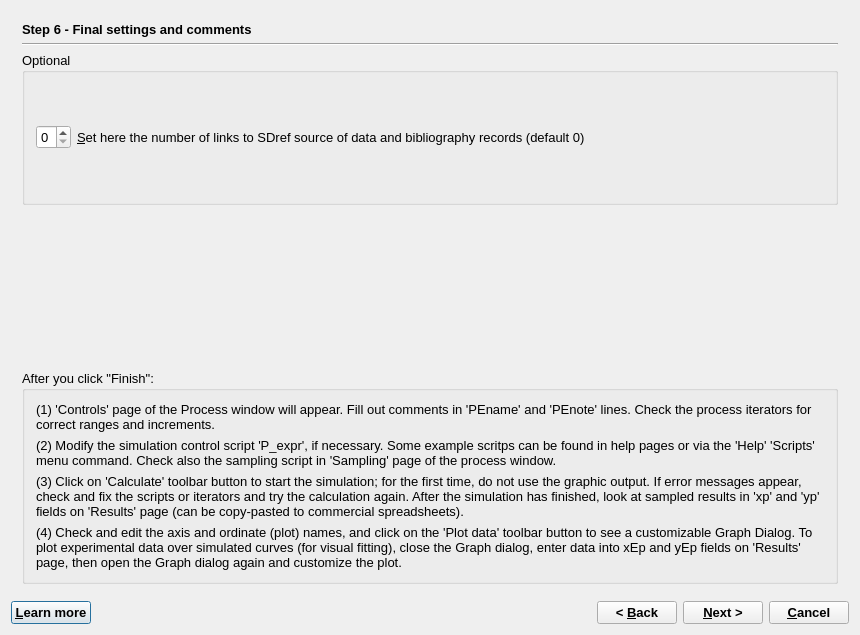
First picture: the form in GUI/Dialogs4/ProcessWizard4.ui, repository gemshub/GEMSGUI, before the edit.
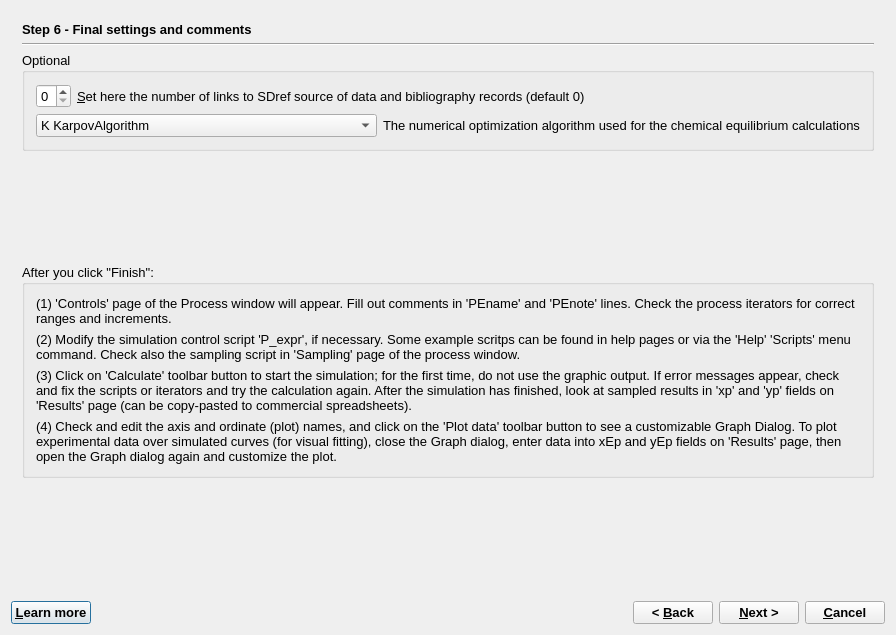
Second picture: the form after the edit. The open tabs and pages were chosen to show the change.

Commit message: Added selection of one of NextGEM numerical methods into (i) menu "Calculate" of Singe System Dialog; (ii) Process remake wizard; (iii) GEM2MT remake wizard

The edit to the form file:
```diff
--- a/GUI/Dialogs4/ProcessWizard4.ui
+++ b/GUI/Dialogs4/ProcessWizard4.ui
@@ -9,7 +9,7 @@
    <rect>
     <x>0</x>
     <y>0</y>
-    <width>860</width>
+    <width>896</width>
     <height>635</height>
    </rect>
   </property>
@@ -1097,8 +1097,8 @@
       </layout>
      </widget>
      <widget class="QWidget" name="page_4">
-      <layout class="QGridLayout" name="gridLayout_3">
-       <item row="0" column="0">
+      <layout class="QVBoxLayout" name="verticalLayout_7">
+       <item>
         <widget class="QLabel" name="label_3">
          <property name="sizePolicy">
           <sizepolicy hsizetype="Preferred" vsizetype="Fixed">
@@ -1117,26 +1117,20 @@
          </property>
         </widget>
        </item>
-       <item row="1" column="0">
+       <item>
         <widget class="Line" name="line_4">
          <property name="orientation">
           <enum>Qt::Horizontal</enum>
          </property>
         </widget>
        </item>
-       <item row="2" column="0">
-        <widget class="QGroupBox" name="groupBox_5">
-         <property name="sizePolicy">
-          <sizepolicy hsizetype="Preferred" vsizetype="Minimum">
-           <horstretch>0</horstretch>
-           <verstretch>0</verstretch>
-          </sizepolicy>
-         </property>
+       <item>
+        <widget class="QGroupBox" name="groupBox_7">
          <property name="title">
           <string>Optional</string>
          </property>
-         <layout class="QHBoxLayout">
-          <item>
+         <layout class="QGridLayout" name="gridLayout_3">
+          <item row="0" column="0">
            <widget class="QSpinBox" name="spinBox18">
             <property name="sizePolicy">
              <sizepolicy hsizetype="Fixed" vsizetype="Fixed">
@@ -1149,7 +1143,7 @@
             </property>
            </widget>
           </item>
-          <item>
+          <item row="0" column="1" colspan="2">
            <widget class="QLabel" name="textLabel11">
             <property name="text">
              <string>&amp;Set here the number of links to SDref source of data and bibliography records (default 0)</string>
@@ -1162,17 +1156,49 @@
             </property>
            </widget>
           </item>
+          <item row="1" column="0" colspan="2">
+           <widget class="QComboBox" name="boxAlg">
+            <item>
+             <property name="text">
+              <string>K KarpovAlgorithm</string>
+             </property>
+            </item>
+            <item>
+             <property name="text">
+              <string>O IpoptAlgorithm</string>
+             </property>
+            </item>
+            <item>
+             <property name="text">
+              <string>N IpnewtonAlgorithm</string>
+             </property>
+            </item>
+           </widget>
+          </item>
+          <item row="1" column="2">
+           <widget class="QLabel" name="label_28">
+            <property name="text">
+             <string>The numerical optimization algorithm used for the chemical equilibrium calculations</string>
+            </property>
+           </widget>
+          </item>
          </layout>
         </widget>
        </item>
-       <item row="3" column="0">
-        <widget class="QLabel" name="label_5">
-         <property name="text">
-          <string/>
+       <item>
+        <spacer name="verticalSpacer_2">
+         <property name="orientation">
+          <enum>Qt::Vertical</enum>
          </property>
-        </widget>
+         <property name="sizeHint" stdset="0">
+          <size>
+           <width>20</width>
+           <height>90</height>
+          </size>
+         </property>
+        </spacer>
        </item>
-       <item row="4" column="0">
+       <item>
         <widget class="QGroupBox" name="groupBox_6">
          <property name="title">
           <string>After you click &quot;Finish&quot;:</string>
@@ -1233,6 +1259,19 @@
          </layout>
         </widget>
        </item>
+       <item>
+        <spacer name="verticalSpacer_3">
+         <property name="orientation">
+          <enum>Qt::Vertical</enum>
+         </property>
+         <property name="sizeHint" stdset="0">
+          <size>
+           <width>20</width>
+           <height>90</height>
+          </size>
+         </property>
+        </spacer>
+       </item>
       </layout>
      </widget>
     </widget>
```
Left out of the diff: 2 changed lines with no effect on the pictures. The commit also changes 20 other files.
